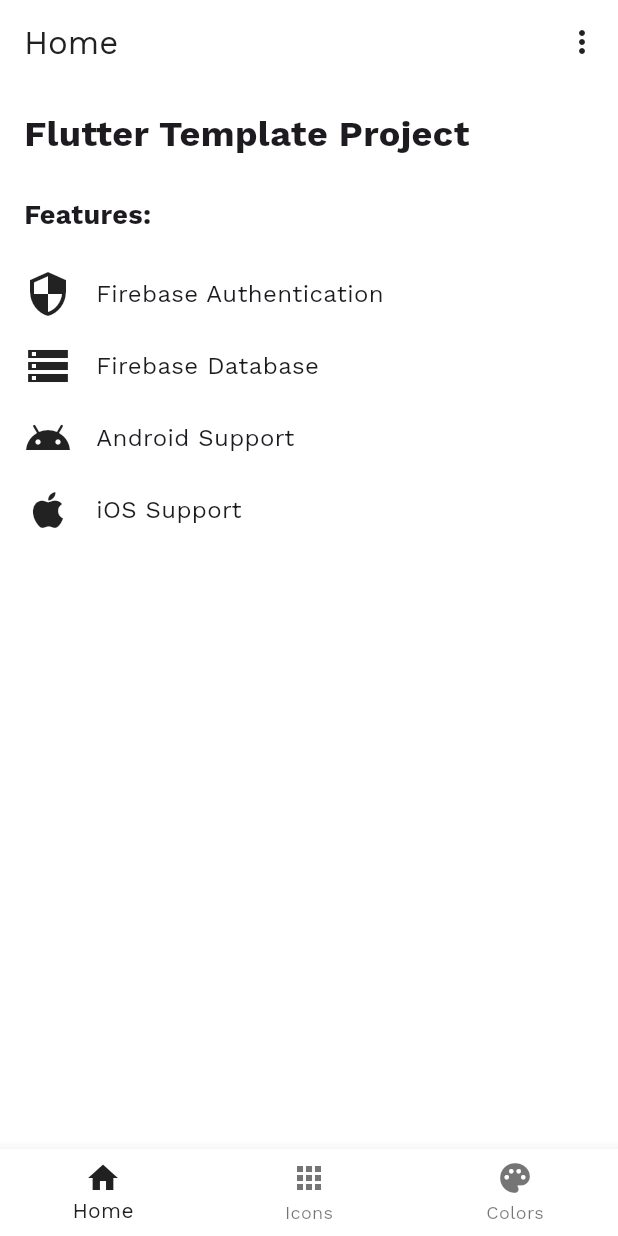
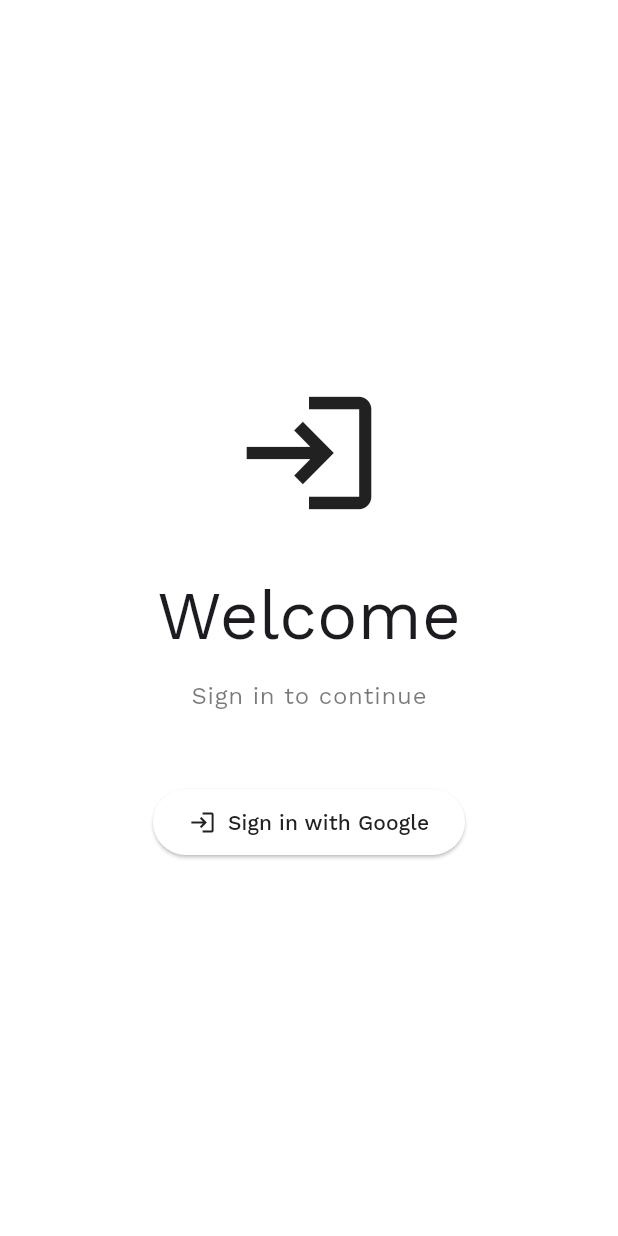
Before and after one commit to mbylstra/Grouseries, a Flutter app: the screen it shows after launch, on a phone screen of 412 x 824 dp. Run offline on Flutter 3.47's test engine with Material 3 defaults, Android fonts, the phone set to English and light mode, and no system bars; our stand-ins replace firebase_auth, firebase_core, google_fonts; accounts and stored records are empty; statements that could not run were skipped.

Commit message:
Add Firebase integration with authentication and Firestore setup

```diff
--- a/lib/main.dart
+++ b/lib/main.dart
@@ -1,14 +1,21 @@
+import 'package:firebase_core/firebase_core.dart';
 import 'package:flutter/material.dart';
 import 'package:google_fonts/google_fonts.dart';
+import 'firebase_options.dart';
+import 'services/auth_service.dart';
+import 'screens/sign_in_screen.dart';
 
-void main() {
+void main() async {
+  WidgetsFlutterBinding.ensureInitialized();
+  await Firebase.initializeApp(
+    options: DefaultFirebaseOptions.currentPlatform,
+  );
   runApp(const MyApp());
 }
 
 class MyApp extends StatelessWidget {
   const MyApp({super.key});
 
-  // This widget is the root of your application.
   @override
   Widget build(BuildContext context) {
     return MaterialApp(
@@ -27,7 +34,24 @@ class MyApp extends StatelessWidget {
         ),
         textTheme: GoogleFonts.workSansTextTheme(),
       ),
-      home: const MyHomePage(title: 'Flutter Demo Home Page 2'),
+      home: StreamBuilder(
+        stream: AuthService().authStateChanges,
+        builder: (context, snapshot) {
+          if (snapshot.connectionState == ConnectionState.waiting) {
+            return const Scaffold(
+              body: Center(
+                child: CircularProgressIndicator(),
+              ),
+            );
+          }
+
+          if (snapshot.hasData) {
+            return const MyHomePage(title: 'Flutter Demo Home Page');
+          }
+
+          return const SignInScreen();
+        },
+      ),
     );
   }
 }
@@ -383,7 +407,7 @@ class _MyHomePageState extends State<MyHomePage> {
         title: Text(_titles[_selectedIndex]),
         actions: [
           PopupMenuButton<String>(
-            onSelected: (value) {
+            onSelected: (value) async {
               if (value == 'settings') {
                 Navigator.push(
                   context,
@@ -394,6 +418,8 @@ class _MyHomePageState extends State<MyHomePage> {
                   context,
                   MaterialPageRoute(builder: (context) => const ProfilePage()),
                 );
+              } else if (value == 'signout') {
+                await AuthService().signOut();
               }
             },
             itemBuilder: (BuildContext context) => <PopupMenuEntry<String>>[
@@ -404,6 +430,10 @@ class _MyHomePageState extends State<MyHomePage> {
               const PopupMenuItem<String>(
                 value: 'profile',
                 child: Text('Profile'),
+              ),
+              const PopupMenuItem<String>(
+                value: 'signout',
+                child: Text('Sign Out'),
               ),
             ],
           ),
--- /dev/null
+++ b/lib/screens/sign_in_screen.dart
@@ -0,0 +1,62 @@
+import 'package:flutter/material.dart';
+import 'package:flutter_trial/services/auth_service.dart';
+
+class SignInScreen extends StatelessWidget {
+  const SignInScreen({super.key});
+
+  @override
+  Widget build(BuildContext context) {
+    return Scaffold(
+      backgroundColor: Theme.of(context).colorScheme.surface,
+      body: Center(
+        child: Column(
+          mainAxisAlignment: MainAxisAlignment.center,
+          children: [
+            Icon(
+              Icons.login,
+              size: 100,
+              color: Theme.of(context).colorScheme.primary,
+            ),
+            const SizedBox(height: 32),
+            Text(
+              'Welcome',
+              style: Theme.of(context).textTheme.displayMedium,
+            ),
+            const SizedBox(height: 16),
+            Text(
+              'Sign in to continue',
+              style: Theme.of(context).textTheme.bodyLarge?.copyWith(
+                    color: Theme.of(context).colorScheme.onSurface.withAlpha(153),
+                  ),
+            ),
+            const SizedBox(height: 48),
+            ElevatedButton.icon(
+              onPressed: () async {
+                try {
+                  await AuthService().signInWithGoogle();
+                } catch (e) {
+                  if (context.mounted) {
+                    ScaffoldMessenger.of(context).showSnackBar(
+                      SnackBar(
+                        content: Text('Failed to sign in: $e'),
+                        backgroundColor: Theme.of(context).colorScheme.error,
+                      ),
+                    );
+                  }
+                }
+              },
+              icon: const Icon(Icons.login),
+              label: const Text('Sign in with Google'),
+              style: ElevatedButton.styleFrom(
+                padding: const EdgeInsets.symmetric(
+                  horizontal: 24,
+                  vertical: 12,
+                ),
+              ),
+            ),
+          ],
+        ),
+      ),
+    );
+  }
+}
--- /dev/null
+++ b/lib/services/auth_service.dart
@@ -0,0 +1,37 @@
+import 'package:firebase_auth/firebase_auth.dart';
+import 'package:flutter/foundation.dart' show kIsWeb;
+
+class AuthService {
+  final FirebaseAuth _auth = FirebaseAuth.instance;
+
+  // Auth state stream
+  Stream<User?> get authStateChanges => _auth.authStateChanges();
+
+  // Current user
+  User? get currentUser => _auth.currentUser;
+
+  // Sign in with Google
+  Future<UserCredential?> signInWithGoogle() async {
+    try {
+      if (kIsWeb) {
+        // Web: Use Firebase Auth popup
+        final GoogleAuthProvider googleProvider = GoogleAuthProvider();
+        googleProvider.addScope('email');
+
+        return await _auth.signInWithPopup(googleProvider);
+      } else {
+        // Mobile: Use google_sign_in package (to be implemented later)
+        throw UnimplementedError('Mobile Google Sign-In not yet implemented');
+      }
+    } catch (e) {
+      // ignore: avoid_print
+      print('Error signing in with Google: $e');
+      rethrow;
+    }
+  }
+
+  // Sign out
+  Future<void> signOut() async {
+    await _auth.signOut();
+  }
+}
--- a/pubspec.yaml
+++ b/pubspec.yaml
@@ -35,6 +35,9 @@ dependencies:
   # Use with the CupertinoIcons class for iOS style icons.
   cupertino_icons: ^1.0.8
   google_fonts: ^6.3.2
+  firebase_core: ^4.1.1
+  firebase_auth: ^6.1.0
+  google_sign_in: ^7.2.0
 
 dev_dependencies:
   flutter_test:
@@ -45,7 +48,7 @@ dev_dependencies:
   # activated in the `analysis_options.yaml` file located at the root of your
   # package. See that file for information about deactivating specific lint
   # rules and activating additional ones.
-  flutter_lints: ^5.0.0
+  flutter_lints: ^6.0.0
 
 # For information on the generic Dart part of this file, see the
 # following page: https://dart.dev/tools/pub/pubspec
```
Also changed, not shown: firestore.indexes.json (added, +51 -0 lines), firebase.json (added), lib/firebase_options.dart (added), pubspec.lock, 6 other files.
